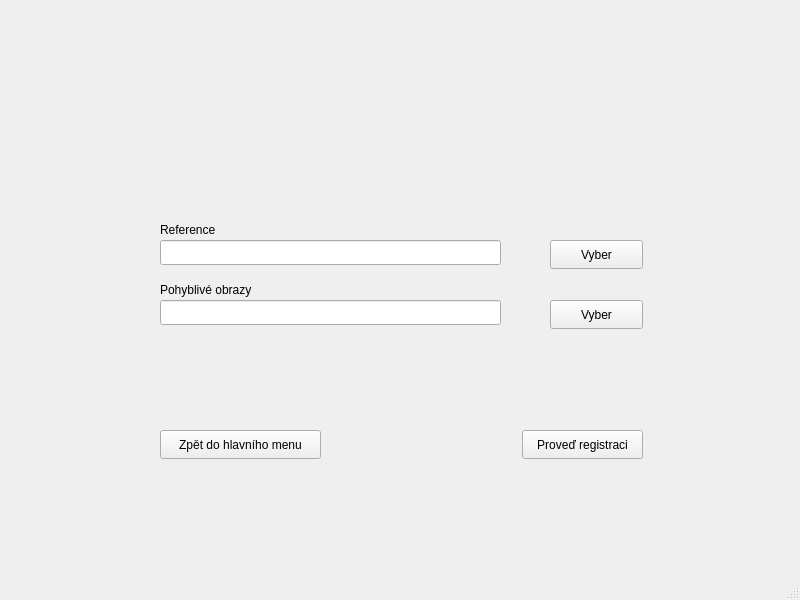
Qt form ui/register_datasets.ui (dslavicek/registration_with_gui) before a commit.
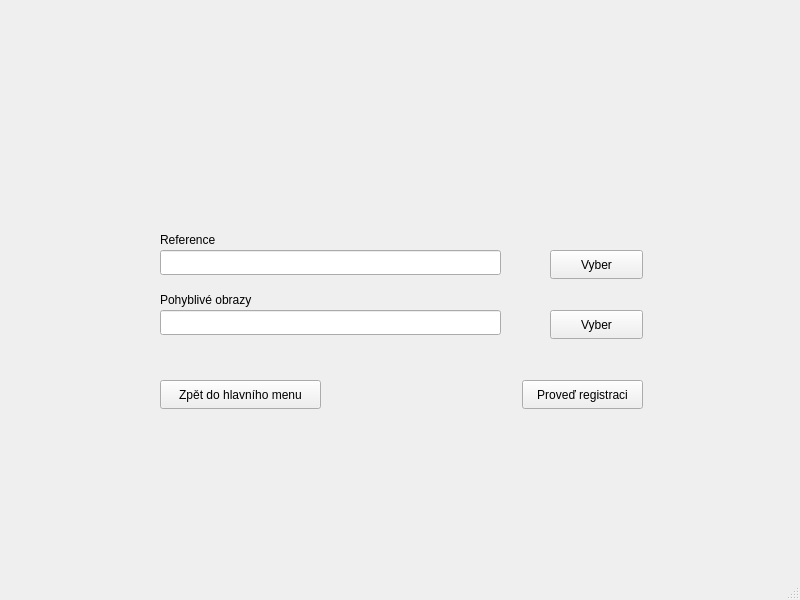
The same form after that commit.

Commit message: minor adjustments in UI layout

The edit to the form file:
```diff
--- a/ui/register_datasets.ui
+++ b/ui/register_datasets.ui
@@ -18,7 +18,7 @@
     <property name="geometry">
      <rect>
       <x>160</x>
-      <y>280</y>
+      <y>290</y>
       <width>131</width>
       <height>20</height>
      </rect>
@@ -31,7 +31,7 @@
     <property name="geometry">
      <rect>
       <x>522</x>
-      <y>430</y>
+      <y>380</y>
       <width>121</width>
       <height>29</height>
      </rect>
@@ -44,7 +44,7 @@
     <property name="geometry">
      <rect>
       <x>160</x>
-      <y>300</y>
+      <y>310</y>
       <width>341</width>
       <height>25</height>
      </rect>
@@ -54,7 +54,7 @@
     <property name="geometry">
      <rect>
       <x>160</x>
-      <y>240</y>
+      <y>250</y>
       <width>341</width>
       <height>25</height>
      </rect>
@@ -64,7 +64,7 @@
     <property name="geometry">
      <rect>
       <x>160</x>
-      <y>220</y>
+      <y>230</y>
       <width>111</width>
       <height>20</height>
      </rect>
@@ -77,7 +77,7 @@
     <property name="geometry">
      <rect>
       <x>550</x>
-      <y>300</y>
+      <y>310</y>
       <width>93</width>
       <height>29</height>
      </rect>
@@ -90,7 +90,7 @@
     <property name="geometry">
      <rect>
       <x>550</x>
-      <y>240</y>
+      <y>250</y>
       <width>93</width>
       <height>29</height>
      </rect>
@@ -103,7 +103,7 @@
     <property name="geometry">
      <rect>
       <x>160</x>
-      <y>430</y>
+      <y>380</y>
       <width>161</width>
       <height>29</height>
      </rect>
```
Left out of the diff: 2 changed lines with no effect on the pictures. The commit also changes 2 other files.
